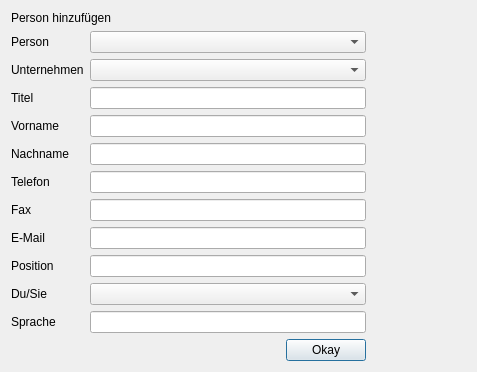
Above: createperson.ui from green-lion-racing/glr-database before the change. Below: the same form after it.
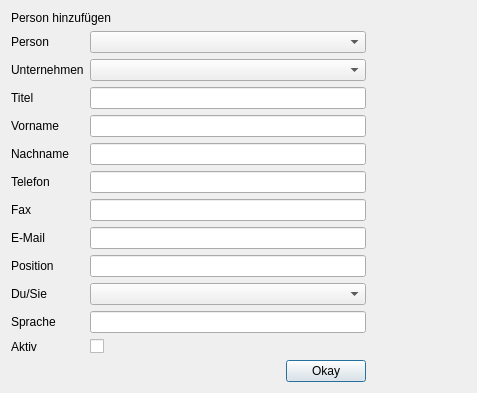
That is the form after the change.

Diff of the .ui file:
```diff
--- a/createperson.ui
+++ b/createperson.ui
@@ -147,17 +147,17 @@
          </property>
         </widget>
        </item>
-       <item row="10" column="0">
+       <item row="11" column="0">
         <widget class="QLabel" name="label_9">
          <property name="text">
           <string>Sprache</string>
          </property>
         </widget>
        </item>
-       <item row="10" column="1">
-        <widget class="QLineEdit" name="le_language"/>
-       </item>
        <item row="11" column="1">
+        <widget class="QLineEdit" name="le_language"/>
+       </item>
+       <item row="13" column="1">
         <layout class="QHBoxLayout" name="horizontalLayout">
          <item>
           <spacer name="horizontalSpacer">
@@ -198,6 +198,20 @@
          </property>
         </widget>
        </item>
+       <item row="12" column="1">
+        <widget class="QCheckBox" name="checkBox">
+         <property name="text">
+          <string/>
+         </property>
+        </widget>
+       </item>
+       <item row="12" column="0">
+        <widget class="QLabel" name="label_12">
+         <property name="text">
+          <string>Aktiv</string>
+         </property>
+        </widget>
+       </item>
       </layout>
      </item>
     </layout>
```
